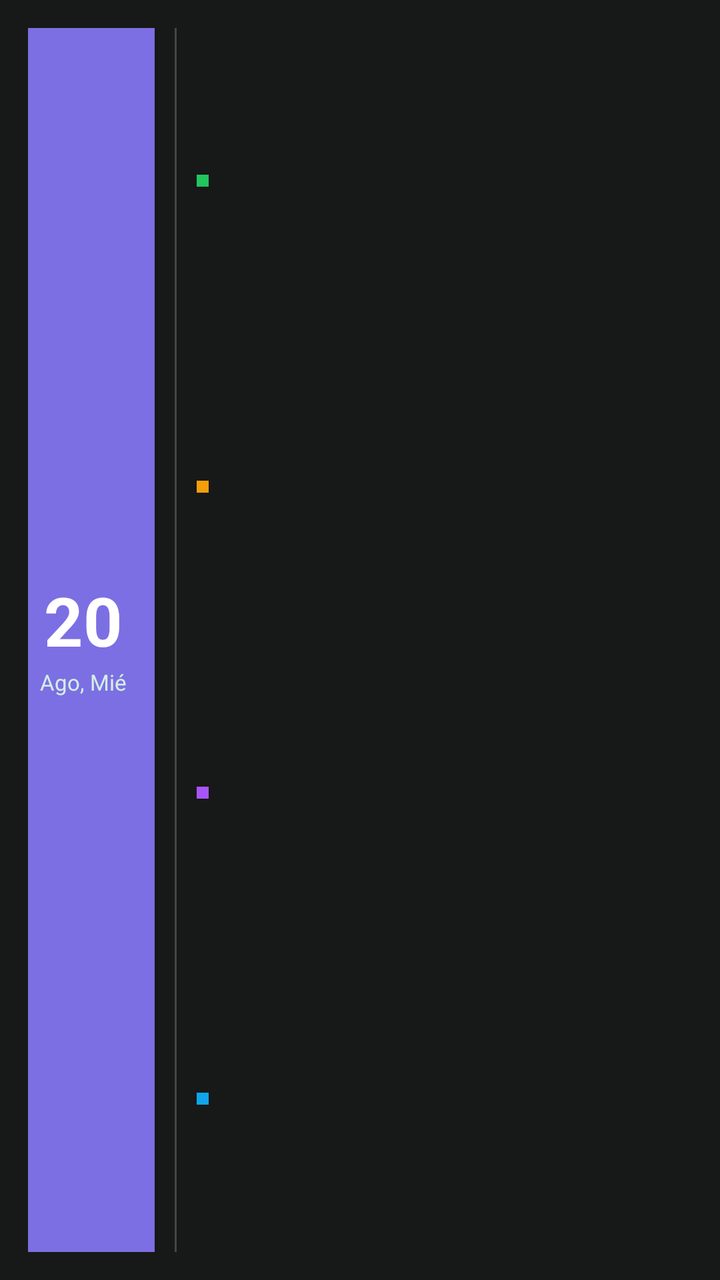
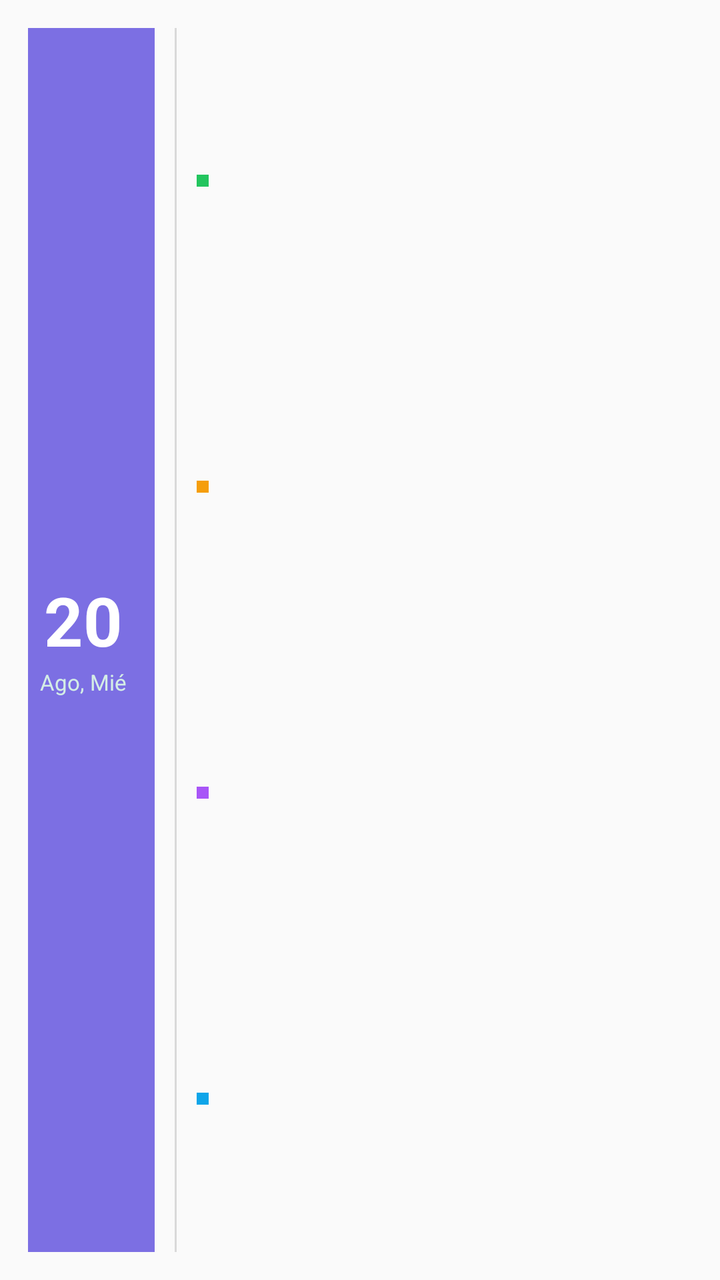

Two renders of the same Android screen: before a commit and after it. Below are the layout's source before the change and the commit's diff.
<!-- AndroidManifest.xml: application theme AppTheme -->
<!-- res/layout/day_widget.xml -->
<?xml version="1.0" encoding="utf-8"?>
<LinearLayout xmlns:android="http://schemas.android.com/apk/res/android"
    android:id="@+id/day_bg"
    android:layout_width="match_parent"
    android:layout_height="match_parent"
    android:orientation="horizontal"
    android:padding="14dp"
    android:background="#171818">

    
    <LinearLayout
        android:id="@+id/day_header"
        android:layout_width="wrap_content"
        android:layout_height="match_parent"
        android:orientation="vertical"
        android:gravity="center"
        android:paddingStart="6dp"
        android:paddingEnd="14dp"
        android:background="#7C6FE3">

        <TextView
            android:id="@+id/day_big_num"
            android:layout_width="wrap_content"
            android:layout_height="wrap_content"
            android:text="20"
            android:textColor="#FFFFFF"
            android:textSize="34sp"
            android:textStyle="bold"
            android:includeFontPadding="false" />

        <TextView
            android:id="@+id/day_big_sub"
            android:layout_width="wrap_content"
            android:layout_height="wrap_content"
            android:layout_marginTop="2dp"
            android:text="Ago, Mié"
            android:textColor="#E0E0FFE6"
            android:textSize="11sp" />
    </LinearLayout>

    
    <TextView
        android:layout_width="1dp"
        android:layout_height="match_parent"
        android:layout_marginStart="10dp"
        android:layout_marginEnd="10dp"
        android:text=""
        android:background="#33FFFFFF" />

    
    <LinearLayout
        android:layout_width="0dp"
        android:layout_height="match_parent"
        android:layout_weight="1"
        android:orientation="vertical">

        
        <LinearLayout
            android:id="@+id/day_row_1"
            android:layout_width="match_parent"
            android:layout_height="0dp"
            android:layout_weight="1"
            android:orientation="horizontal"
            android:gravity="center_vertical">

            <TextView
                android:id="@+id/day_row_1_dot"
                android:layout_width="6dp"
                android:layout_height="6dp"
                android:text=""
                android:background="#22C55E" />

            <LinearLayout
                android:layout_width="0dp"
                android:layout_height="wrap_content"
                android:layout_weight="1"
                android:layout_marginStart="8dp"
                android:orientation="vertical">

                <TextView
                    android:id="@+id/day_row_1_title"
                    android:layout_width="match_parent"
                    android:layout_height="wrap_content"
                    android:textColor="#FFFFFF"
                    android:textSize="13sp"
                    android:textStyle="bold"
                    android:singleLine="true"
                    android:ellipsize="end" />

                <TextView
                    android:id="@+id/day_row_1_sub"
                    android:layout_width="match_parent"
                    android:layout_height="wrap_content"
                    android:textColor="#9CA3AF"
                    android:textSize="11sp"
                    android:singleLine="true"
                    android:ellipsize="end" />
            </LinearLayout>
        </LinearLayout>

        
        <LinearLayout
            android:id="@+id/day_row_2"
            android:layout_width="match_parent"
            android:layout_height="0dp"
            android:layout_weight="1"
            android:orientation="horizontal"
            android:gravity="center_vertical">

            <TextView
                android:id="@+id/day_row_2_dot"
                android:layout_width="6dp"
                android:layout_height="6dp"
                android:text=""
                android:background="#F59E0B" />

            <LinearLayout
                android:layout_width="0dp"
                android:layout_height="wrap_content"
                android:layout_weight="1"
                android:layout_marginStart="8dp"
                android:orientation="vertical">

                <TextView
                    android:id="@+id/day_row_2_title"
                    android:layout_width="match_parent"
                    android:layout_height="wrap_content"
                    android:textColor="#FFFFFF"
                    android:textSize="13sp"
                    android:textStyle="bold"
                    android:singleLine="true"
                    android:ellipsize="end" />

                <TextView
                    android:id="@+id/day_row_2_sub"
                    android:layout_width="match_parent"
                    android:layout_height="wrap_content"
                    android:textColor="#9CA3AF"
                    android:textSize="11sp"
                    android:singleLine="true"
                    android:ellipsize="end" />
            </LinearLayout>
        </LinearLayout>

        
        <LinearLayout
            android:id="@+id/day_row_3"
            android:layout_width="match_parent"
            android:layout_height="0dp"
            android:layout_weight="1"
            android:orientation="horizontal"
            android:gravity="center_vertical">

            <TextView
                android:id="@+id/day_row_3_dot"
                android:layout_width="6dp"
                android:layout_height="6dp"
                android:text=""
                android:background="#A855F7" />

            <LinearLayout
                android:layout_width="0dp"
                android:layout_height="wrap_content"
                android:layout_weight="1"
                android:layout_marginStart="8dp"
                android:orientation="vertical">

                <TextView
                    android:id="@+id/day_row_3_title"
                    android:layout_width="match_parent"
                    android:layout_height="wrap_content"
                    android:textColor="#FFFFFF"
                    android:textSize="13sp"
                    android:textStyle="bold"
                    android:singleLine="true"
                    android:ellipsize="end" />

                <TextView
                    android:id="@+id/day_row_3_sub"
                    android:layout_width="match_parent"
                    android:layout_height="wrap_content"
                    android:textColor="#9CA3AF"
                    android:textSize="11sp"
                    android:singleLine="true"
                    android:ellipsize="end" />
            </LinearLayout>
        </LinearLayout>

        
        <LinearLayout
            android:id="@+id/day_row_4"
            android:layout_width="match_parent"
            android:layout_height="0dp"
            android:layout_weight="1"
            android:orientation="horizontal"
            android:gravity="center_vertical">

            <TextView
                android:id="@+id/day_row_4_dot"
                android:layout_width="6dp"
                android:layout_height="6dp"
                android:text=""
                android:background="#0EA5E9" />

            <LinearLayout
                android:layout_width="0dp"
                android:layout_height="wrap_content"
                android:layout_weight="1"
                android:layout_marginStart="8dp"
                android:orientation="vertical">

                <TextView
                    android:id="@+id/day_row_4_title"
                    android:layout_width="match_parent"
                    android:layout_height="wrap_content"
                    android:textColor="#FFFFFF"
                    android:textSize="13sp"
                    android:textStyle="bold"
                    android:singleLine="true"
                    android:ellipsize="end" />

                <TextView
                    android:id="@+id/day_row_4_sub"
                    android:layout_width="match_parent"
                    android:layout_height="wrap_content"
                    android:textColor="#9CA3AF"
                    android:textSize="11sp"
                    android:singleLine="true"
                    android:ellipsize="end" />
            </LinearLayout>
        </LinearLayout>

        
        <TextView
            android:id="@+id/day_empty"
            android:layout_width="match_parent"
            android:layout_height="wrap_content"
            android:layout_marginTop="6dp"
            android:gravity="center"
            android:text="Sin actividades para hoy"
            android:textColor="#9CA3AF"
            android:textSize="12sp"
            android:visibility="gone" />
    </LinearLayout>
</LinearLayout>
<!-- resources referenced by this layout -->
<resources>
  <style name="AppTheme" parent="Theme.AppCompat.Light.DarkActionBar">
          
          <item name="colorPrimary">@color/colorPrimary</item>
          <item name="colorPrimaryDark">@color/colorPrimaryDark</item>
          <item name="colorAccent">@color/colorAccent</item>
      </style>
</resources>

<!-- the commit's change to res/layout/day_widget.xml (unified diff, before → after) -->
@@ -5,7 +5,7 @@
     android:layout_height="match_parent"
     android:orientation="horizontal"
     android:padding="14dp"
-    android:background="#171818">
+    android:background="#FAFAFA">
 
     
     <LinearLayout
@@ -45,7 +45,7 @@
         android:layout_marginStart="10dp"
         android:layout_marginEnd="10dp"
         android:text=""
-        android:background="#33FFFFFF" />
+        android:background="#22000000" />
 
     
     <LinearLayout
@@ -81,7 +81,7 @@
                     android:id="@+id/day_row_1_title"
                     android:layout_width="match_parent"
                     android:layout_height="wrap_content"
-                    android:textColor="#FFFFFF"
+                    android:textColor="#1A1A1A"
                     android:textSize="13sp"
                     android:textStyle="bold"
                     android:singleLine="true"
@@ -91,7 +91,7 @@
                     android:id="@+id/day_row_1_sub"
                     android:layout_width="match_parent"
                     android:layout_height="wrap_content"
-                    android:textColor="#9CA3AF"
+                    android:textColor="#666666"
                     android:textSize="11sp"
                     android:singleLine="true"
                     android:ellipsize="end" />
@@ -125,7 +125,7 @@
                     android:id="@+id/day_row_2_title"
                     android:layout_width="match_parent"
                     android:layout_height="wrap_content"
-                    android:textColor="#FFFFFF"
+                    android:textColor="#1A1A1A"
                     android:textSize="13sp"
                     android:textStyle="bold"
                     android:singleLine="true"
@@ -135,7 +135,7 @@
                     android:id="@+id/day_row_2_sub"
                     android:layout_width="match_parent"
                     android:layout_height="wrap_content"
-                    android:textColor="#9CA3AF"
+                    android:textColor="#666666"
                     android:textSize="11sp"
                     android:singleLine="true"
                     android:ellipsize="end" />
@@ -169,7 +169,7 @@
                     android:id="@+id/day_row_3_title"
                     android:layout_width="match_parent"
                     android:layout_height="wrap_content"
-                    android:textColor="#FFFFFF"
+                    android:textColor="#1A1A1A"
                     android:textSize="13sp"
                     android:textStyle="bold"
                     android:singleLine="true"
@@ -179,7 +179,7 @@
                     android:id="@+id/day_row_3_sub"
                     android:layout_width="match_parent"
                     android:layout_height="wrap_content"
-                    android:textColor="#9CA3AF"
+                    android:textColor="#666666"
                     android:textSize="11sp"
                     android:singleLine="true"
                     android:ellipsize="end" />
@@ -213,7 +213,7 @@
                     android:id="@+id/day_row_4_title"
                     android:layout_width="match_parent"
                     android:layout_height="wrap_content"
-                    android:textColor="#FFFFFF"
+                    android:textColor="#1A1A1A"
                     android:textSize="13sp"
                     android:textStyle="bold"
                     android:singleLine="true"
@@ -223,7 +223,7 @@
                     android:id="@+id/day_row_4_sub"
                     android:layout_width="match_parent"
                     android:layout_height="wrap_content"
-                    android:textColor="#9CA3AF"
+                    android:textColor="#666666"
                     android:textSize="11sp"
                     android:singleLine="true"
                     android:ellipsize="end" />
@@ -238,7 +238,7 @@
             android:layout_marginTop="6dp"
             android:gravity="center"
             android:text="Sin actividades para hoy"
-            android:textColor="#9CA3AF"
+            android:textColor="#666666"
             android:textSize="12sp"
             android:visibility="gone" />
     </LinearLayout>
